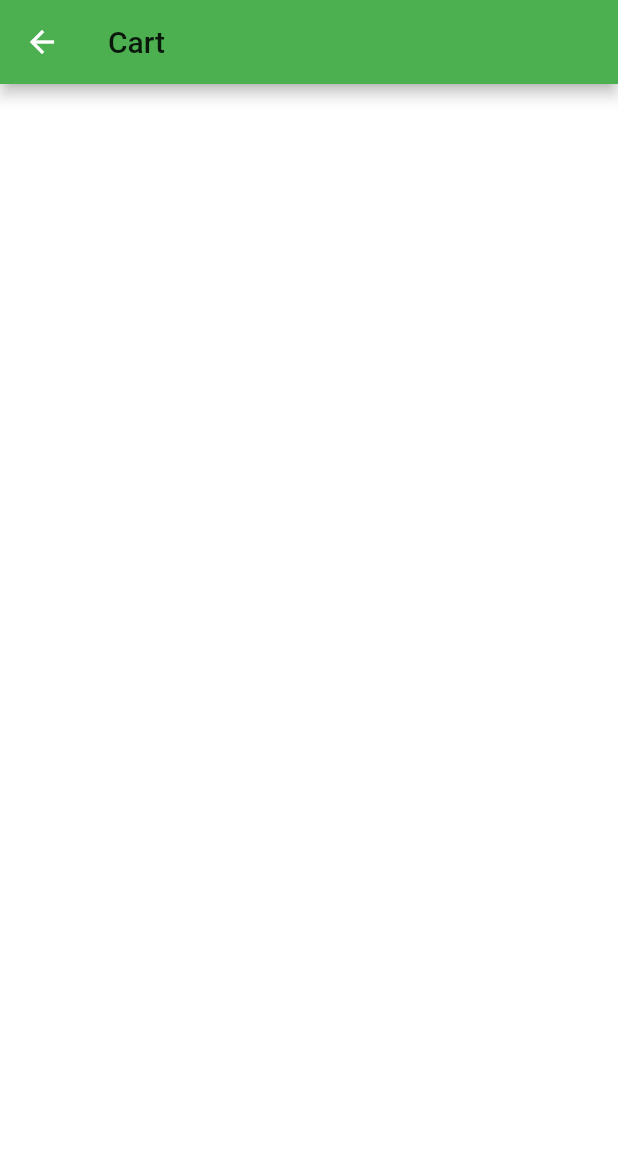
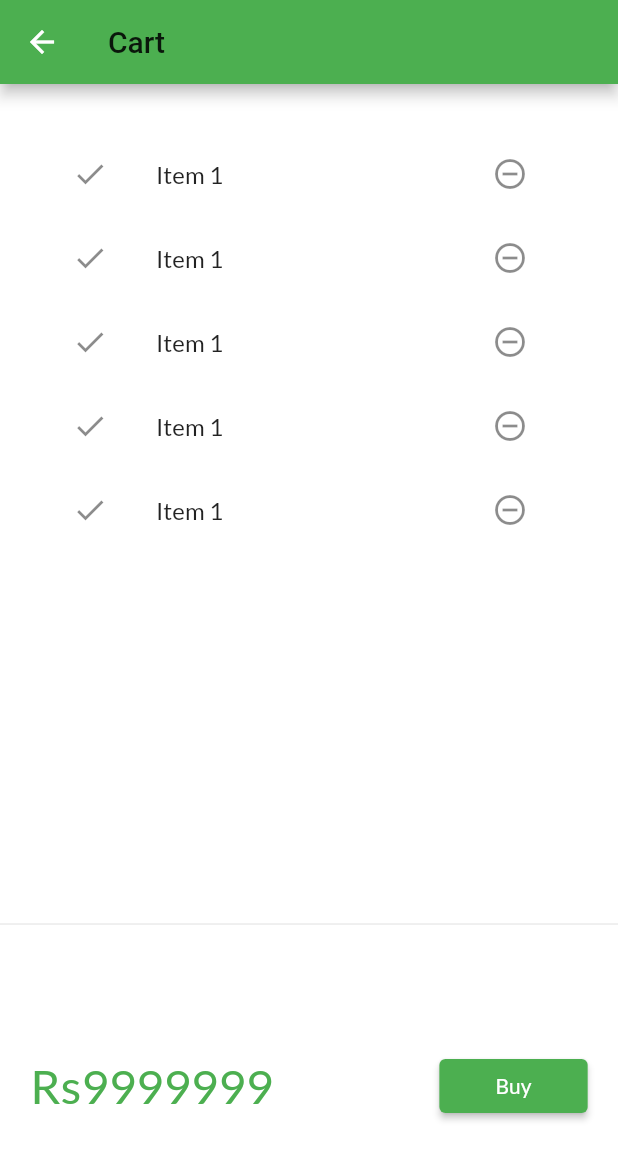
Before and after one commit to atharvajoshi1007/Flutter, a Flutter app: the CartPage screen opened by its route, on a phone screen of 412 x 824 dp. Shown: the top 1160 px of the screen. Run offline on Flutter 3.47's test engine with Material 2 defaults, Android fonts, the phone set to English and light mode, and no system bars; our stand-ins replace google_fonts, velocity_x; network calls fail.

Commit message:
cart list designed

```diff
--- a/flutter_catalog/lib/Pages/cart_page.dart
+++ b/flutter_catalog/lib/Pages/cart_page.dart
@@ -10,6 +10,58 @@ class CartPage extends StatelessWidget {
         backgroundColor: Colors.green,
         title: "Cart".text.make(),
       ),
+      body: Column(
+        children: [
+          _CartList().p32().expand(),
+          Divider(),
+          _CartTotal(),
+        ],
+      ),
     );
   }
 }
+
+class _CartTotal extends StatelessWidget {
+  @override
+  Widget build(BuildContext context) {
+    return SizedBox(
+      height: 200,
+      child: Row(
+        mainAxisAlignment: MainAxisAlignment.spaceAround,
+        children: [
+          "\Rs9999999".text.xl4.color(Colors.green).make(),
+          30.widthBox,
+          ElevatedButton(
+            onPressed: () {},
+            // style: ButtonStyle(
+            //     backgroundColor:
+            //         MaterialStateProperty.all(context.theme.buttonColor)),
+            child: "Buy".text.make(),
+          ).w24(context),
+        ],
+      ),
+    );
+  }
+}
+
+class _CartList extends StatefulWidget {
+  @override
+  _CartListState createState() => _CartListState();
+}
+
+class _CartListState extends State<_CartList> {
+  @override
+  Widget build(BuildContext context) {
+    return ListView.builder(
+      itemCount: 5,
+      itemBuilder: (context, index) => ListTile(
+        leading: Icon(Icons.done),
+        trailing: IconButton(
+          icon: Icon(Icons.remove_circle_outline),
+          onPressed: () {},
+        ),
+        title: "Item 1".text.make(),
+      ),
+    );
+  }
+}
```
